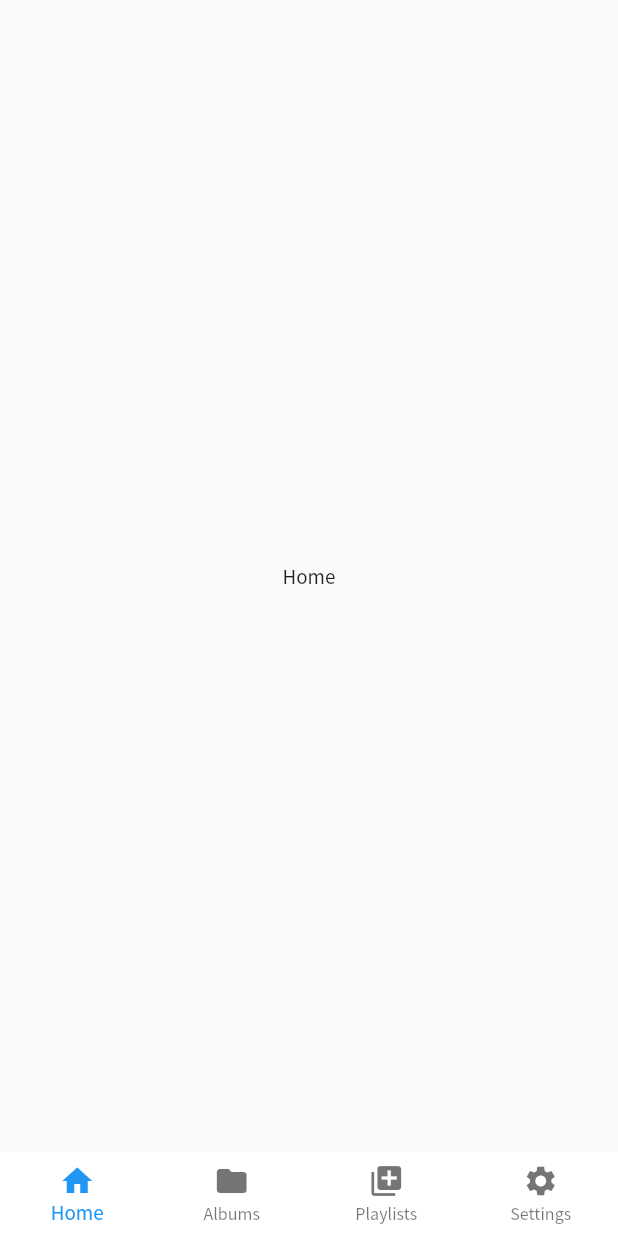
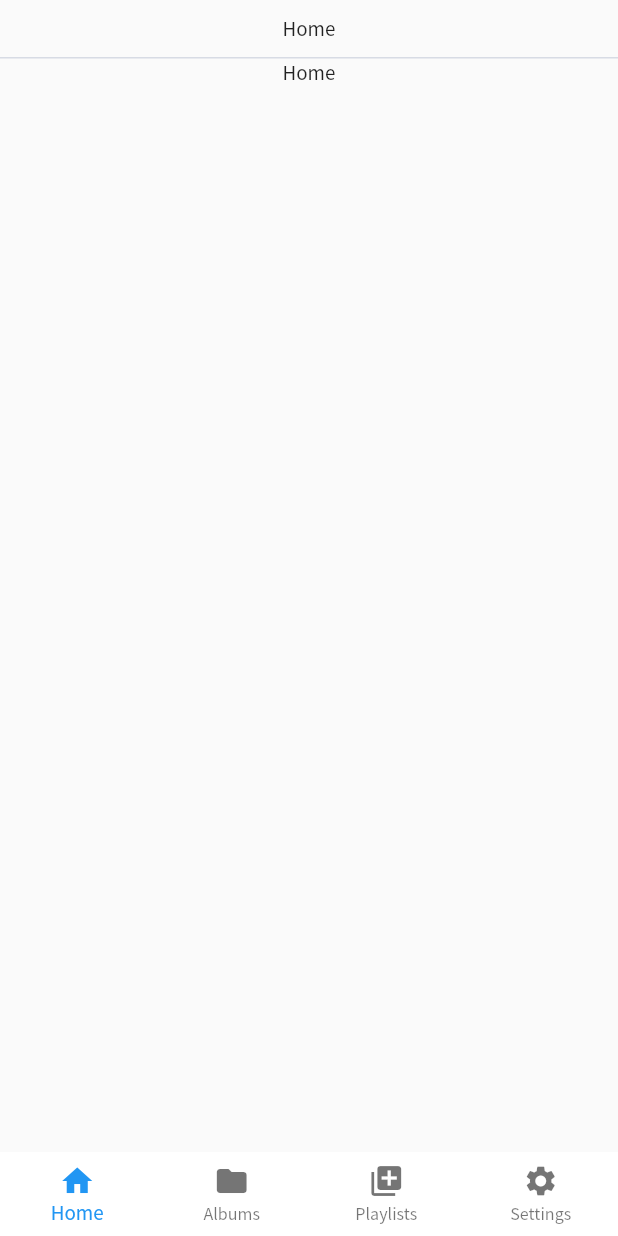
Before and after one commit to cishida/mills-music-player, a Flutter app: the BottomNavView screen opened by its route, on a phone screen of 412 x 824 dp. Run offline on Flutter 3.47's test engine with Material 2 defaults, Android fonts, the light colour scheme and no system bars; our stand-ins replace flutter_hooks, freezed_annotation, logger, stacked, stacked_services; missing offline and left inert: stacked_hooks; project files that could hold a hidden picture were left out.

Commit message:
Creating top nav bar.

```diff
--- /dev/null
+++ b/lib/ui/_dumb_widgets/nav/top_nav_bar.dart
@@ -0,0 +1,36 @@
+import 'package:flutter/material.dart';
+import 'package:flutter/src/foundation/key.dart';
+import 'package:flutter/src/widgets/framework.dart';
+import 'package:mills_music_player/_constants/_colors.dart';
+
+class TopNavBar extends StatelessWidget {
+  const TopNavBar({
+    Key? key,
+    this.title = '',
+  }) : super(key: key);
+
+  final String title;
+
+  @override
+  Widget build(BuildContext context) {
+    return Container(
+      width: double.infinity,
+      padding: const EdgeInsets.symmetric(
+        vertical: 10.0,
+        horizontal: 20.0,
+      ),
+      decoration: const BoxDecoration(
+        border: Border(
+          bottom: BorderSide(
+            width: 1.0,
+            color: ConstColors.divider,
+          ),
+        ),
+      ),
+      child: Text(
+        title,
+        textAlign: TextAlign.center,
+      ),
+    );
+  }
+}
--- a/lib/ui/views/bottom_nav/bottom_nav_view.dart
+++ b/lib/ui/views/bottom_nav/bottom_nav_view.dart
@@ -14,9 +14,17 @@ class BottomNavView extends StatefulWidget {
 
 class _BottomNavViewState extends State<BottomNavView> {
   final Map<int, Widget> _viewCache = <int, Widget>{};
+  final List<String> tabNames = [
+    'Home',
+    'Albums',
+    'Playlists',
+    'Settings',
+  ];
 
   @override
   Widget build(BuildContext context) {
+    final Size size = MediaQuery.of(context).size;
+
     return ViewModelBuilder<BottomNavViewModel>.reactive(
       builder: (context, viewModel, child) => Scaffold(
         body: getViewForIndex(viewModel.currentTabIndex),
@@ -26,22 +34,22 @@ class _BottomNavViewState extends State<BottomNavView> {
           currentIndex: viewModel.currentTabIndex,
           onTap: viewModel.setTabIndex,
           type: BottomNavigationBarType.fixed,
-          items: const [
+          items: [
             BottomNavigationBarItem(
-              label: 'Home',
-              icon: Icon(Icons.home),
+              label: tabNames[0],
+              icon: const Icon(Icons.home),
             ),
             BottomNavigationBarItem(
-              label: 'Albums',
-              icon: Icon(Icons.folder),
+              label: tabNames[1],
+              icon: const Icon(Icons.folder),
             ),
             BottomNavigationBarItem(
-              label: 'Playlists',
-              icon: Icon(Icons.add_to_photos),
+              label: tabNames[2],
+              icon: const Icon(Icons.add_to_photos),
             ),
             BottomNavigationBarItem(
-              label: 'Settings',
-              icon: Icon(Icons.settings),
+              label: tabNames[3],
+              icon: const Icon(Icons.settings),
             ),
           ],
         ),
--- a/lib/ui/views/home/home_view.dart
+++ b/lib/ui/views/home/home_view.dart
@@ -1,4 +1,6 @@
 import 'package:flutter/material.dart';
+import 'package:mills_music_player/_constants/_colors.dart';
+import 'package:mills_music_player/ui/_dumb_widgets/nav/top_nav_bar.dart';
 import 'package:mills_music_player/ui/views/home/home_view_model.dart';
 import 'package:stacked/stacked.dart';
 
@@ -9,10 +11,15 @@ class HomeView extends StatelessWidget {
   Widget build(BuildContext context) {
     return ViewModelBuilder<HomeViewModel>.reactive(
       viewModelBuilder: () => HomeViewModel(),
-      builder: (context, model, child) => const Scaffold(
-        body: Center(
-          child: Text('Home'),
-        ),
+      builder: (context, model, child) => Column(
+        children: const [
+          TopNavBar(
+            title: 'Home',
+          ),
+          Center(
+            child: Text('Home'),
+          ),
+        ],
       ),
     );
   }
```
